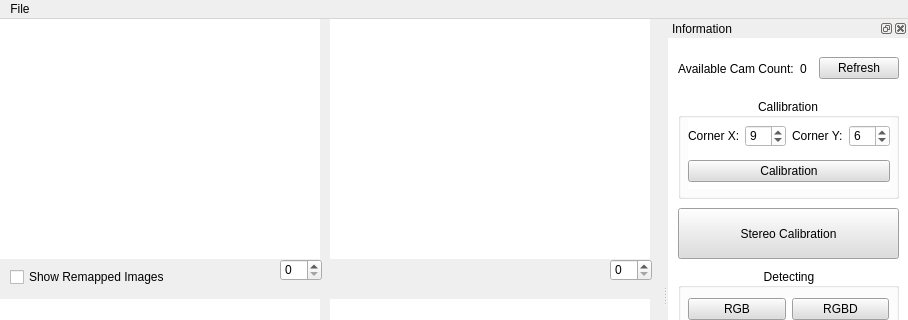
PastelDew/PDStereo, file PDStereo/QtApp/ui/QtMain.ui: the form before one commit; both pictures show x 0 to 908 and y 0 to 320 of the 908 by 592 pixel window.
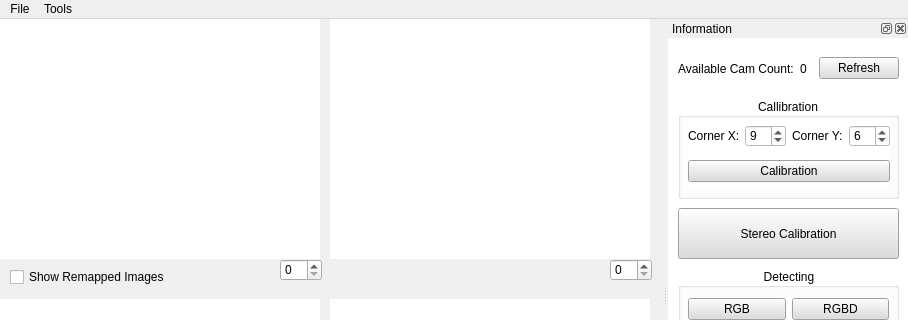
The form after the commit.

Diff of the .ui file:
```diff
--- a/PDStereo/QtApp/ui/QtMain.ui
+++ b/PDStereo/QtApp/ui/QtMain.ui
@@ -10,6 +10,24 @@
     <height>592</height>
    </rect>
   </property>
+  <property name="sizePolicy">
+   <sizepolicy hsizetype="Fixed" vsizetype="Fixed">
+    <horstretch>0</horstretch>
+    <verstretch>0</verstretch>
+   </sizepolicy>
+  </property>
+  <property name="minimumSize">
+   <size>
+    <width>908</width>
+    <height>592</height>
+   </size>
+  </property>
+  <property name="maximumSize">
+   <size>
+    <width>908</width>
+    <height>592</height>
+   </size>
+  </property>
   <property name="windowTitle">
    <string>RGB-D Detector</string>
   </property>
@@ -187,7 +205,17 @@
     </property>
     <addaction name="actionExit"/>
    </widget>
+   <widget class="QMenu" name="menuTools">
+    <property name="tearOffEnabled">
+     <bool>false</bool>
+    </property>
+    <property name="title">
+     <string>Tools</string>
+    </property>
+    <addaction name="actionTest_Window"/>
+   </widget>
    <addaction name="menuFile"/>
+   <addaction name="menuTools"/>
   </widget>
   <widget class="QStatusBar" name="statusbar"/>
   <widget class="QDockWidget" name="dockWidget">
```
Left out of the diff: 5 changed lines with no effect on the pictures.
